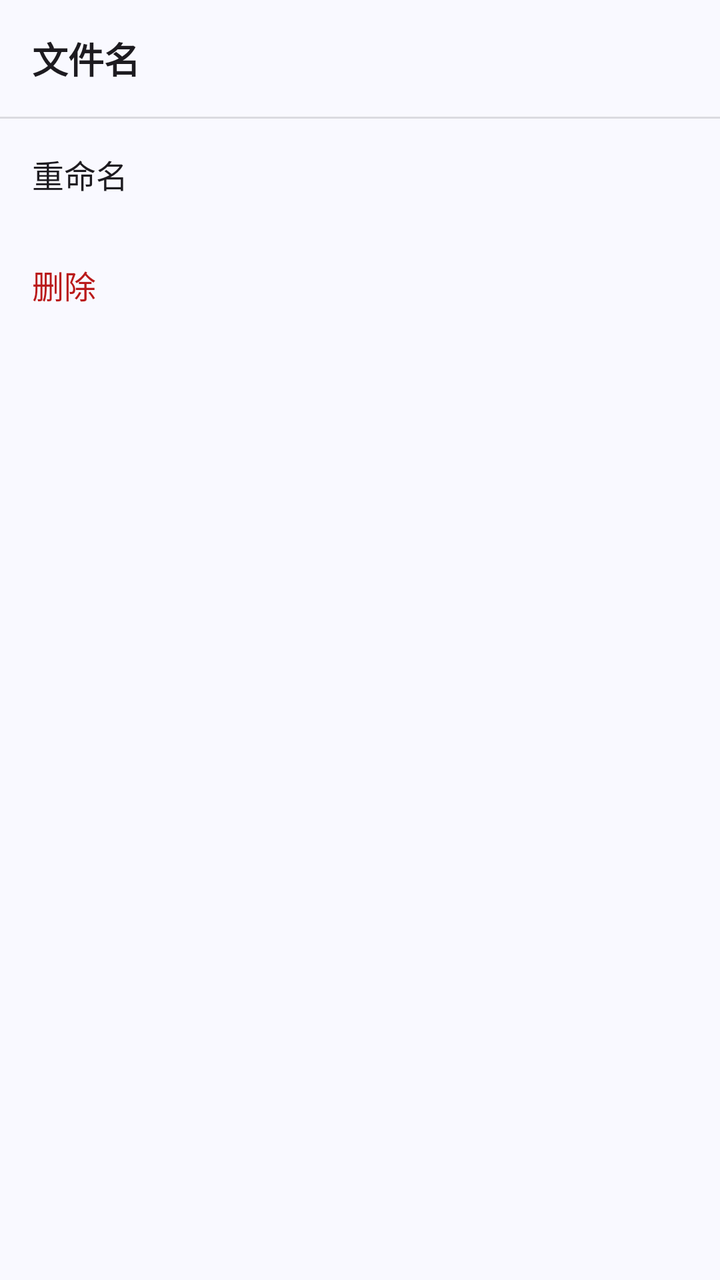
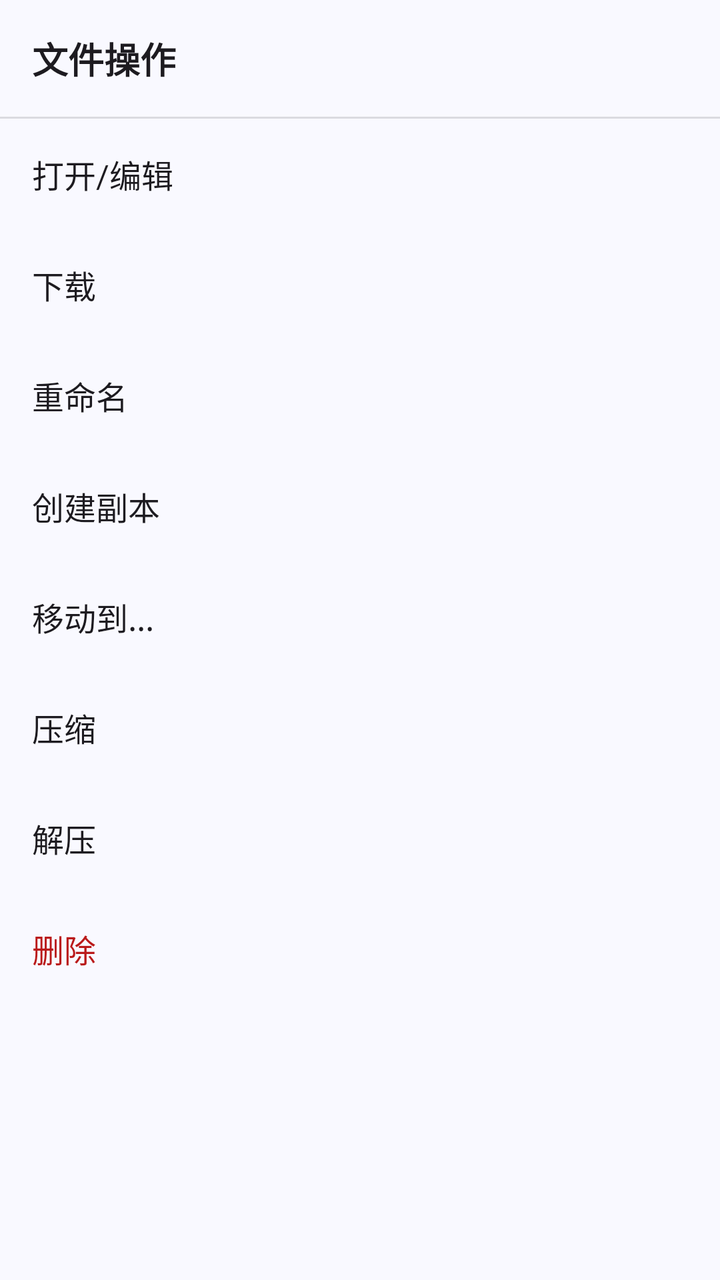

The first picture is an Android layout as it rendered before a commit; the second is the same layout after the commit. The layout source and the unified diff follow.
<!-- AndroidManifest.xml: application theme Theme.Simpfun -->
<!-- res/layout/dialog_file_actions.xml -->
<?xml version="1.0" encoding="utf-8"?>
<LinearLayout xmlns:android="http://schemas.android.com/apk/res/android"
    android:layout_width="match_parent"
    android:layout_height="wrap_content"
    android:orientation="vertical"
    android:paddingBottom="16dp">

    <TextView
        android:id="@+id/text_view_title"
        android:layout_width="match_parent"
        android:layout_height="wrap_content"
        android:padding="16dp"
        android:text="文件名"
        android:textSize="18sp"
        android:textStyle="bold"
        android:textColor="?android:attr/textColorPrimary" />

    <View
        android:layout_width="match_parent"
        android:layout_height="1dp"
        android:background="?android:attr/listDivider" />

    <TextView
        android:id="@+id/action_rename"
        android:layout_width="match_parent"
        android:layout_height="wrap_content"
        android:padding="16dp"
        android:text="重命名"
        android:textSize="16sp"
        android:textColor="?android:attr/textColorPrimary"
        android:background="?android:attr/selectableItemBackground"
        android:drawablePadding="16dp"
        android:gravity="center_vertical" />

    <TextView
        android:id="@+id/action_delete"
        android:layout_width="match_parent"
        android:layout_height="wrap_content"
        android:padding="16dp"
        android:text="删除"
        android:textSize="16sp"
        android:textColor="?attr/colorError"
        android:background="?android:attr/selectableItemBackground"
        android:drawablePadding="16dp"
        android:gravity="center_vertical" />

</LinearLayout>
<!-- resources referenced by this layout -->
<resources>
  <color name="md_theme_primary">#AAC7FF</color>
  <color name="md_theme_onPrimary">#FFFFFF</color>
  <color name="md_theme_primaryContainer">#D6E3FF</color>
  <color name="md_theme_onPrimaryContainer">#284777</color>
  <color name="md_theme_secondary">#565F71</color>
  <color name="md_theme_onSecondary">#FFFFFF</color>
  <color name="md_theme_secondaryContainer">#DAE2F9</color>
  <color name="md_theme_onSecondaryContainer">#3E4759</color>
  <color name="md_theme_tertiary">#705575</color>
  <color name="md_theme_onTertiary">#FFFFFF</color>
  <color name="md_theme_tertiaryContainer">#FAD8FD</color>
  <color name="md_theme_onTertiaryContainer">#573E5C</color>
  <color name="md_theme_error">#BA1A1A</color>
  <color name="md_theme_onError">#FFFFFF</color>
  <color name="md_theme_errorContainer">#FFDAD6</color>
  <color name="md_theme_onErrorContainer">#93000A</color>
  <color name="md_theme_background">#F9F9FF</color>
  <color name="md_theme_onBackground">#191C20</color>
  <color name="md_theme_surface">#F9F9FF</color>
  <color name="md_theme_onSurface">#191C20</color>
  <color name="md_theme_surfaceVariant">#E0E2EC</color>
  <color name="md_theme_onSurfaceVariant">#44474E</color>
  <color name="md_theme_outline">#74777F</color>
  <color name="md_theme_outlineVariant">#C4C6D0</color>
  <color name="md_theme_inverseSurface">#2E3036</color>
  <color name="md_theme_inverseOnSurface">#F0F0F7</color>
  <color name="md_theme_inversePrimary">#AAC7FF</color>
  <color name="md_theme_primaryFixed">#D6E3FF</color>
  <color name="md_theme_onPrimaryFixed">#001B3E</color>
  <color name="md_theme_primaryFixedDim">#AAC7FF</color>
  <color name="md_theme_onPrimaryFixedVariant">#284777</color>
  <color name="md_theme_secondaryFixed">#DAE2F9</color>
  <color name="md_theme_onSecondaryFixed">#131C2B</color>
  <color name="md_theme_secondaryFixedDim">#BEC6DC</color>
  <color name="md_theme_onSecondaryFixedVariant">#3E4759</color>
  <color name="md_theme_tertiaryFixed">#FAD8FD</color>
  <color name="md_theme_onTertiaryFixed">#28132E</color>
  <color name="md_theme_tertiaryFixedDim">#DDBCE0</color>
  <color name="md_theme_onTertiaryFixedVariant">#573E5C</color>
  <color name="md_theme_surfaceDim">#D9D9E0</color>
  <color name="md_theme_surfaceBright">#F9F9FF</color>
  <color name="md_theme_surfaceContainerLowest">#FFFFFF</color>
  <color name="md_theme_surfaceContainerLow">#F3F3FA</color>
  <color name="md_theme_surfaceContainer">#EDEDF4</color>
  <color name="md_theme_surfaceContainerHigh">#E7E8EE</color>
  <color name="md_theme_surfaceContainerHighest">#E2E2E9</color>
  <style name="ThemeOverlay.Simpfun.BottomSheet" parent="ThemeOverlay.MaterialComponents.BottomSheetDialog" />
  <!-- unchanged entries left out for length: 1 -->
</resources>

<!-- the commit's change to res/layout/dialog_file_actions.xml (unified diff, before → after) -->
@@ -9,11 +9,13 @@
         android:id="@+id/text_view_title"
         android:layout_width="match_parent"
         android:layout_height="wrap_content"
+        android:ellipsize="end"
+        android:maxLines="2"
         android:padding="16dp"
-        android:text="文件名"
+        android:text="@string/file_actions_title"
+        android:textColor="?android:attr/textColorPrimary"
         android:textSize="18sp"
-        android:textStyle="bold"
-        android:textColor="?android:attr/textColorPrimary" />
+        android:textStyle="bold" />
 
     <View
         android:layout_width="match_parent"
@@ -21,27 +23,44 @@
         android:background="?android:attr/listDivider" />
 
     <TextView
+        android:id="@+id/action_open"
+        style="@style/FileActionText"
+        android:text="@string/file_action_open" />
+
+    <TextView
+        android:id="@+id/action_download"
+        style="@style/FileActionText"
+        android:text="@string/file_action_download" />
+
+    <TextView
         android:id="@+id/action_rename"
-        android:layout_width="match_parent"
-        android:layout_height="wrap_content"
-        android:padding="16dp"
-        android:text="重命名"
-        android:textSize="16sp"
-        android:textColor="?android:attr/textColorPrimary"
-        android:background="?android:attr/selectableItemBackground"
-        android:drawablePadding="16dp"
-        android:gravity="center_vertical" />
+        style="@style/FileActionText"
+        android:text="@string/file_action_rename" />
+
+    <TextView
+        android:id="@+id/action_copy"
+        style="@style/FileActionText"
+        android:text="@string/file_action_copy" />
+
+    <TextView
+        android:id="@+id/action_move"
+        style="@style/FileActionText"
+        android:text="@string/file_action_move" />
+
+    <TextView
+        android:id="@+id/action_archive"
+        style="@style/FileActionText"
+        android:text="@string/file_action_archive" />
+
+    <TextView
+        android:id="@+id/action_unarchive"
+        style="@style/FileActionText"
+        android:text="@string/file_action_unarchive" />
 
     <TextView
         android:id="@+id/action_delete"
-        android:layout_width="match_parent"
-        android:layout_height="wrap_content"
-        android:padding="16dp"
-        android:text="删除"
-        android:textSize="16sp"
-        android:textColor="?attr/colorError"
-        android:background="?android:attr/selectableItemBackground"
-        android:drawablePadding="16dp"
-        android:gravity="center_vertical" />
+        style="@style/FileActionText"
+        android:text="@string/file_action_delete"
+        android:textColor="?attr/colorError" />
 
 </LinearLayout>
<!-- resource entries referenced after the edit -->
@@ -1,5 +1,24 @@
 <!-- resources referenced by this layout -->
 <resources>
+  <string name="file_action_archive">压缩</string>
+  <string name="file_action_copy">创建副本</string>
+  <string name="file_action_delete">删除</string>
+  <string name="file_action_download">下载</string>
+  <string name="file_action_move">移动到...</string>
+  <string name="file_action_open">打开/编辑</string>
+  <string name="file_action_rename">重命名</string>
+  <string name="file_action_unarchive">解压</string>
+  <string name="file_actions_title">文件操作</string>
+  <style name="FileActionText">
+          <item name="android:layout_width">match_parent</item>
+          <item name="android:layout_height">wrap_content</item>
+          <item name="android:background">?android:attr/selectableItemBackground</item>
+          <item name="android:drawablePadding">16dp</item>
+          <item name="android:gravity">center_vertical</item>
+          <item name="android:padding">16dp</item>
+          <item name="android:textColor">?android:attr/textColorPrimary</item>
+          <item name="android:textSize">16sp</item>
+      </style>
   <color name="md_theme_primary">#AAC7FF</color>
   <color name="md_theme_onPrimary">#FFFFFF</color>
   <color name="md_theme_primaryContainer">#D6E3FF</color>
